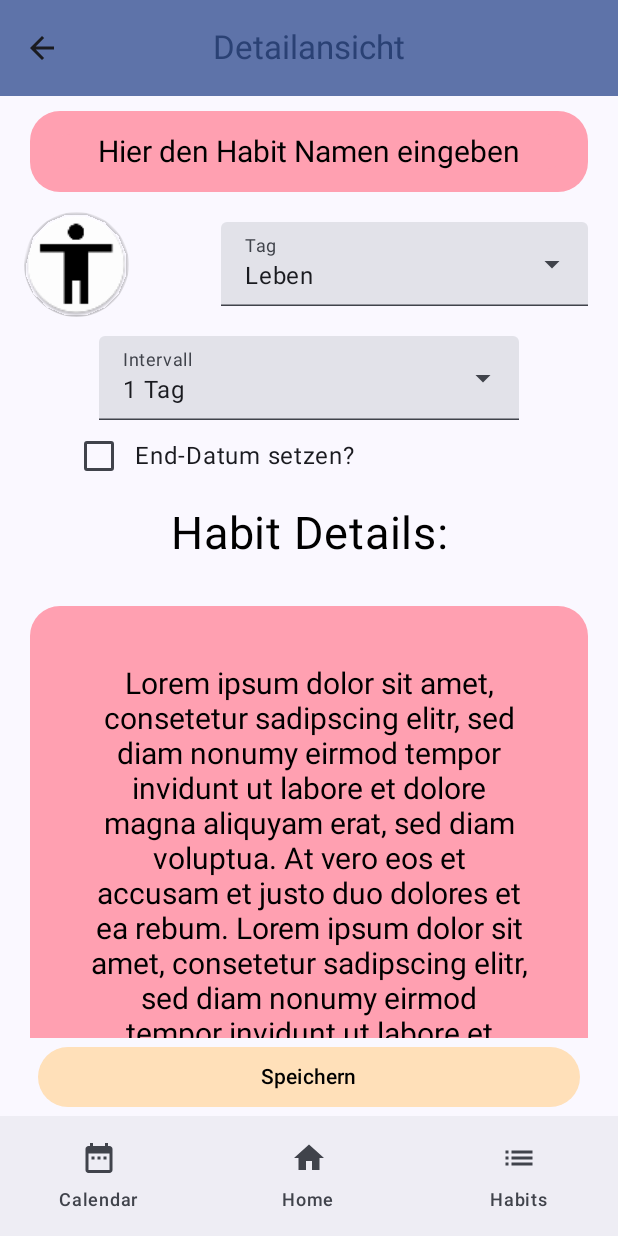
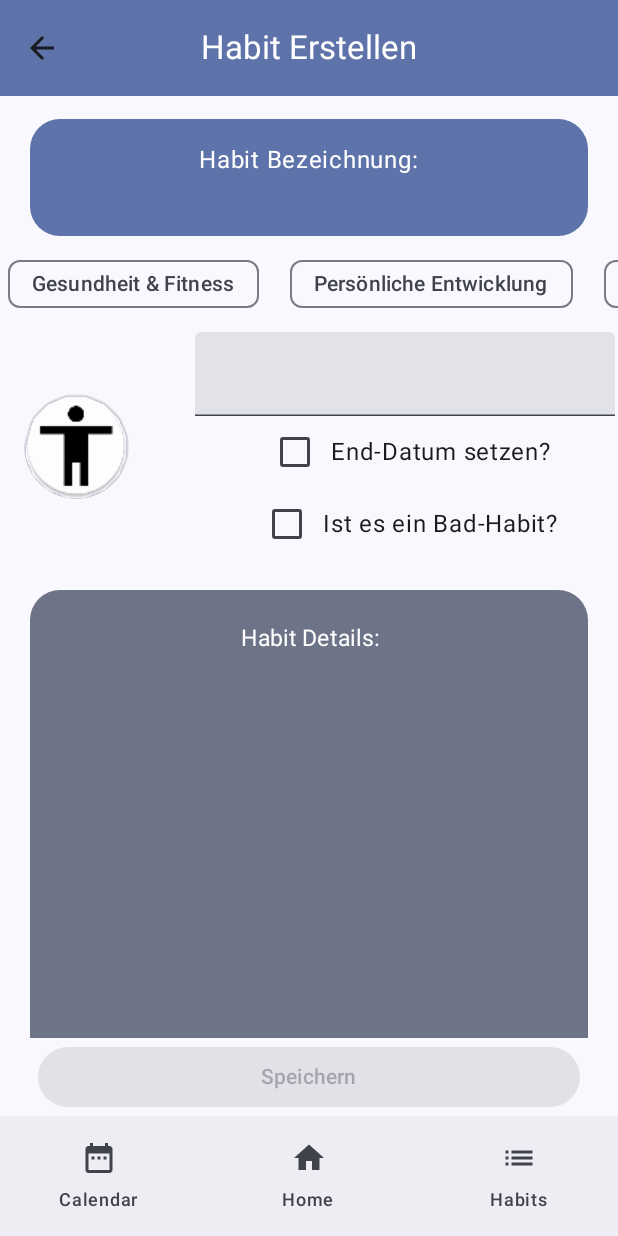
Before and after one commit to lasse-herzog/pyco-habits, an Android app built with Jetpack Compose: the CreateHabit screen opened through its navigation route, on a phone screen of 412 x 824 dp. Run offline under Robolectric (Android 15) with nearby library versions, the phone set to English and light mode, and no system bars; our stand-ins replace Dagger/Hilt's generated code, Room's generated code.

Commit message:
added submit habit function

```diff
--- a/app/src/main/java/com/example/pyco/data/repositories/HabitBlueprintsRepositoryImpl.kt
+++ b/app/src/main/java/com/example/pyco/data/repositories/HabitBlueprintsRepositoryImpl.kt
@@ -29,18 +29,18 @@ class HabitBlueprintsRepositoryImpl @Inject constructor(
             description = description,
             badHabit = isBadHabit
         )
-        val habitBlueprintId = habitBlueprintDataSource.upsert(habitBlueprint)
+        val habitBlueprintId = habitBlueprintDataSource.upsert(habitBlueprint).toInt()
 
         for (id in categories.map { it.categoryId }) {
             habitBlueprintDataSource.upsert(
                 HabitBlueprintCategoryCrossRef(
-                    habitBlueprintId.toInt(),
+                    habitBlueprintId,
                     id
                 )
             )
         }
 
-        return habitBlueprint
+        return habitBlueprint.copy(habitBlueprintId = habitBlueprintId)
     }
     override suspend fun getHabitBlueprints(): List<HabitBlueprintWithCategories> {
         return habitBlueprintDataSource.getHabitBlueprintWithCategories()
--- a/app/src/main/java/com/example/pyco/viewmodels/CreateHabitViewModel.kt
+++ b/app/src/main/java/com/example/pyco/viewmodels/CreateHabitViewModel.kt
@@ -2,24 +2,59 @@ package com.example.pyco.viewmodels
 
 import androidx.lifecycle.ViewModel
 import androidx.lifecycle.viewModelScope
+import com.example.pyco.data.CategoryChipAndState
 import com.example.pyco.data.entities.Category
+import com.example.pyco.data.repositories.CategoriesRepository
 import com.example.pyco.data.repositories.HabitBlueprintsRepository
 import com.example.pyco.data.repositories.HabitsRepository
 import dagger.hilt.android.lifecycle.HiltViewModel
+import kotlinx.coroutines.flow.MutableStateFlow
+import kotlinx.coroutines.flow.StateFlow
+import kotlinx.coroutines.flow.update
 import kotlinx.coroutines.launch
 import javax.inject.Inject
 
+data class CreateHabitsUIState(
+    val categories: MutableList<CategoryChipAndState> =  mutableListOf(),
+    val isLoading: Boolean = false
+)
 
 @HiltViewModel
 class CreateHabitViewModel @Inject constructor (
     private val habitsRepository: HabitsRepository,
-    private val habitsBlueprintsRepository: HabitBlueprintsRepository
+    private val habitsBlueprintsRepository: HabitBlueprintsRepository,
+    private val categoriesRepository: CategoriesRepository
 ): ViewModel() {
-    suspend fun submitData(name: String, categories: List<Category>, description: String /*TODO: Bad habit mit übergeben und Intervall übergeben*/) {
+
+    private val _uiState = MutableStateFlow(CreateHabitsUIState(isLoading = true))
+    val uiState: StateFlow<CreateHabitsUIState> = _uiState
+
+    val categories: MutableList<CategoryChipAndState>
+        get() = _uiState.value.categories
+
+    init {
+        getCategories()
+    }
+
+    fun submitData(name: String, categories: List<Category>, description: String, isBadHabit: Boolean, interval: Int /*TODO: Bad habit mit übergeben und Intervall übergeben*/) {
         viewModelScope.launch {
-            val habitBlueprint = habitsBlueprintsRepository.createHabitBlueprint(name, description, categories, isBadHabit = false)
-            val habitId = habitsRepository.createHabit(habitBlueprint, 42)
+            val habitBlueprint = habitsBlueprintsRepository.createHabitBlueprint(name, description, categories, isBadHabit)
+            val habitId = habitsRepository.createHabit(habitBlueprint, interval)
             habitsRepository.createHabitDate(habitId)
         }
     }
+
+    private fun getCategories(){
+        viewModelScope.launch {
+            _uiState.update { currentState ->
+                currentState.copy(
+                    categories = categoriesRepository.getCategoriesForChips()
+                )
+            }
+        }
+    }
+
+    fun categoryClicked(category: CategoryChipAndState, selected: Boolean){
+        categories.find { it.category == category.category }?.selected = selected
+    }
 }
--- a/app/src/main/java/com/example/pyco/views/CreateHabit.kt
+++ b/app/src/main/java/com/example/pyco/views/CreateHabit.kt
@@ -1,6 +1,7 @@
 package com.example.pyco.views
 
 import android.app.DatePickerDialog
+import android.widget.Toast
 import androidx.compose.foundation.Image
 import androidx.compose.foundation.background
 import androidx.compose.foundation.layout.Arrangement
@@ -8,35 +9,40 @@ import androidx.compose.foundation.layout.Box
 import androidx.compose.foundation.layout.Column
 import androidx.compose.foundation.layout.Row
 import androidx.compose.foundation.layout.Spacer
+import androidx.compose.foundation.layout.defaultMinSize
 import androidx.compose.foundation.layout.fillMaxHeight
 import androidx.compose.foundation.layout.fillMaxWidth
 import androidx.compose.foundation.layout.padding
 import androidx.compose.foundation.layout.size
 import androidx.compose.foundation.layout.width
+import androidx.compose.foundation.layout.wrapContentHeight
+import androidx.compose.foundation.lazy.LazyRow
+import androidx.compose.foundation.lazy.items
 import androidx.compose.foundation.rememberScrollState
 import androidx.compose.foundation.shape.CircleShape
 import androidx.compose.foundation.shape.RoundedCornerShape
 import androidx.compose.foundation.text.BasicTextField
+import androidx.compose.foundation.text.KeyboardOptions
 import androidx.compose.foundation.verticalScroll
 import androidx.compose.material.icons.Icons
 import androidx.compose.material.icons.automirrored.filled.ArrowBack
+import androidx.compose.material.icons.filled.Check
 import androidx.compose.material3.Button
 import androidx.compose.material3.ButtonDefaults
 import androidx.compose.material3.CenterAlignedTopAppBar
 import androidx.compose.material3.Checkbox
-import androidx.compose.material3.DropdownMenuItem
 import androidx.compose.material3.ExperimentalMaterial3Api
-import androidx.compose.material3.ExposedDropdownMenuBox
-import androidx.compose.material3.ExposedDropdownMenuDefaults
+import androidx.compose.material3.FilterChip
+import androidx.compose.material3.FilterChipDefaults
 import androidx.compose.material3.Icon
 import androidx.compose.material3.IconButton
 import androidx.compose.material3.MaterialTheme
 import androidx.compose.material3.Scaffold
-import androidx.compose.material3.Surface
 import androidx.compose.material3.Text
 import androidx.compose.material3.TextField
 import androidx.compose.material3.TopAppBarDefaults
 import androidx.compose.runtime.Composable
+import androidx.compose.runtime.collectAsState
 import androidx.compose.runtime.getValue
 import androidx.compose.runtime.mutableIntStateOf
 import androidx.compose.runtime.mutableStateOf
@@ -46,20 +52,22 @@ import androidx.compose.ui.Alignment
 import androidx.compose.ui.Modifier
 import androidx.compose.ui.draw.clip
 import androidx.compose.ui.draw.shadow
-import androidx.compose.ui.graphics.Color
 import androidx.compose.ui.platform.LocalContext
 import androidx.compose.ui.res.painterResource
 import androidx.compose.ui.text.TextStyle
+import androidx.compose.ui.text.input.KeyboardType
 import androidx.compose.ui.text.style.TextAlign
 import androidx.compose.ui.text.style.TextOverflow
-import androidx.compose.ui.tooling.preview.Preview
 import androidx.compose.ui.unit.dp
 import androidx.compose.ui.unit.sp
 import androidx.hilt.navigation.compose.hiltViewModel
 import com.example.pyco.R
+import com.example.pyco.data.CategoryChipAndState
+import com.example.pyco.data.entities.Category
 import com.example.pyco.viewmodels.CreateHabitViewModel
-import com.example.pyco.views.ui.theme.PycoTheme
 import java.util.Calendar
+
+private var selectedCategories: List<Category> = listOf()
 
 @Composable
 fun CreateHabitScreen(viewModel: CreateHabitViewModel = hiltViewModel(), onNavigateUp: () -> Unit) {
@@ -68,37 +76,32 @@ fun CreateHabitScreen(viewModel: CreateHabitViewModel = hiltViewModel(), onNavig
 
 @OptIn(ExperimentalMaterial3Api::class)
 @Composable
-fun CreateHabit(/*viewModel: CreateHabitViewModel = hiltViewModel(), */onNavigateUp: () -> Unit) {
+fun CreateHabit(viewModel: CreateHabitViewModel = hiltViewModel(), onNavigateUp: () -> Unit) {
     // State variables for text fields and dropdown
-    var name by remember { mutableStateOf("Hier den Habit Namen eingeben") }
-    var descriptionText by remember {
-        mutableStateOf(
-            "Lorem ipsum dolor sit amet, consetetur sadipscing elitr, sed diam nonumy eirmod tempor invidunt ut labore et dolore magna aliquyam erat, sed diam voluptua. At vero eos et accusam et justo duo dolores et ea rebum. Lorem ipsum dolor sit amet, consetetur sadipscing elitr, sed diam nonumy eirmod tempor invidunt ut labore et dolore magna aliquyam erat, sed diam voluptua. At vero eos et accusam et justo duo dolores et ea rebum. Lorem ipsum dolor sit amet, consetetur sadipscing elitr, sed diam nonumy eirmod tempor invidunt ut labore et dolore magna aliquyam erat, sed diam voluptua. At vero eos et accusam et justo duo dolores et ea rebum.Lorem ipsum dolor sit amet, consetetur sadipscing elitr, sed diam nonumy eirmod tempor invidunt ut labore et dolore magna aliquyam erat, sed diam voluptua. At vero eos et accusam et justo duo dolores et ea rebum. Lorem ipsum dolor sit amet, consetetur sadipscing elitr, sed diam nonumy eirmod tempor invidunt ut labore et dolore magna aliquyam erat, sed diam voluptua."
-        )
-    }
-    var expanded by remember { mutableStateOf(false) }
+    var name by remember { mutableStateOf("") }
+    var interval by remember { mutableStateOf("") }
+    var descriptionText by remember { mutableStateOf("") }
     var expandIntervall by remember { mutableStateOf(false) }
-    val items = listOf("Leben", "Ernährung", "Test1", "Test2") // Add your tags here
+    val categories = viewModel.uiState.collectAsState().value.categories
     val intervals = listOf("1 Tag", "alle 2 Tage", "Alle 3 Tage", "Test2") // Add your tags here
-    var selectedIndex by remember { mutableIntStateOf(0) }
     var selectedIndexIntervall by remember { mutableIntStateOf(0) }
     val context = LocalContext.current
     var showDialog by remember { mutableStateOf(false) }
     var datum by remember { mutableStateOf("") }
     var checkBoxStatus by remember { mutableStateOf(false) }
-    val colorLightOrange = Color(0xFFFFE0B9)
-    val colorLightOrange2 = Color(0xFFFFA0B1)
+    var isBadHabit by remember { mutableStateOf(false) }
+    val pattern = remember { Regex("^(?:[1-9]|[12]\\d|30)\$\n") }
 
     Scaffold(
         topBar = {
             CenterAlignedTopAppBar(
                 colors = TopAppBarDefaults.topAppBarColors(
                     containerColor = MaterialTheme.colorScheme.primaryContainer,
-                    titleContentColor = MaterialTheme.colorScheme.primary,
+                    titleContentColor = MaterialTheme.colorScheme.onPrimaryContainer,
                 ),
                 title = {
                     Text(
-                        "Detailansicht",
+                        "Habit Erstellen",
                         maxLines = 1,
                         overflow = TextOverflow.Ellipsis
                     )
@@ -118,11 +121,11 @@ fun CreateHabit(/*viewModel: CreateHabitViewModel = hiltViewModel(), */onNavigat
                 .padding(innerPadding),
             verticalArrangement = Arrangement.SpaceBetween
         ) {
-            Column(Modifier.padding(top = 10.dp, start = 20.dp, end = 20.dp)) {
+            Column(Modifier.padding(top = 15.dp, start = 20.dp, end = 20.dp)) {
                 Box(
                     modifier = Modifier
                         .background(
-                            color = colorLightOrange2,
+                            color = MaterialTheme.colorScheme.primaryContainer,
                             shape = RoundedCornerShape(20.dp)
                         )
                         .padding(10.dp)
@@ -132,18 +135,36 @@ fun CreateHabit(/*viewModel: CreateHabitViewModel = hiltViewModel(), */onNavigat
                         value = name,
                         textStyle = TextStyle.Default.copy(
                             fontSize = 20.sp,
-                            textAlign = TextAlign.Center
+                            textAlign = TextAlign.Center,
+                            color = MaterialTheme.colorScheme.onPrimaryContainer
                         ),
                         onValueChange = { name = it },
                         modifier = Modifier
                             .fillMaxWidth()
                             .padding(5.dp)
                             .background(
-                                colorLightOrange2,
+                                MaterialTheme.colorScheme.primaryContainer,
                                 shape = RoundedCornerShape(20.dp)
-                            ) // Change as needed for theming
+                            ),
+                        maxLines = 1,
+                        decorationBox = { innerTextField ->
+                            Column(
+                                horizontalAlignment = Alignment.CenterHorizontally,
+
+                                ) {
+                                Text(text = "Habit Bezeichnung:",
+                                    color = MaterialTheme.colorScheme.onPrimaryContainer)
+                                innerTextField()
+                            }
+                        }
                     )
                 }
+            }
+            Column(
+                verticalArrangement = Arrangement.spacedBy(8.dp),
+                horizontalAlignment = Alignment.CenterHorizontally
+            ) {
+                CategoryList(categories, viewModel)
             }
             Row(verticalAlignment = Alignment.CenterVertically) {
                 Column(
@@ -165,7 +186,25 @@ fun CreateHabit(/*viewModel: CreateHabitViewModel = hiltViewModel(), */onNavigat
 
                 Spacer(modifier = Modifier.width(25.dp))
 
-                Column {
+                Column(
+                    horizontalAlignment = Alignment.CenterHorizontally,
+                    modifier = Modifier.fillMaxWidth()
+                ) {
+                    Row {
+                        TextField(
+                            value = interval,
+                            onValueChange = {
+                                if (!it.matches(pattern)){
+                                    Toast.makeText(context, "Es dürfen nur ganze Zahlen von 1 bis 365 eingegeben werden!", Toast.LENGTH_SHORT).show()
+                                }
+                                if (it.isEmpty() || it.matches(pattern)) {
+                                    interval = it
+                                }
+                            },
+                            keyboardOptions = KeyboardOptions(keyboardType = KeyboardType.Number)
+                        )
+                    }
+                    /*Column {
                         ExposedDropdownMenuBox(
                             expanded = expanded,
                             onExpandedChange = {
@@ -202,56 +241,9 @@ fun CreateHabit(/*viewModel: CreateHabitViewModel = hiltViewModel(), */onNavigat
                                     )
                                 }
                             }
-                    }
+                        }*/
 
-                }
-            }
                     Row(verticalAlignment = Alignment.CenterVertically) {
-                Column(
-                    horizontalAlignment = Alignment.CenterHorizontally,
-                    modifier = Modifier.fillMaxWidth()
-                ) {
-                    ExposedDropdownMenuBox(
-                        expanded = expandIntervall,
-                        onExpandedChange = {
-                            expandIntervall = !expandIntervall
-                        },
-                        modifier = Modifier.padding(horizontal = 20.dp)
-                    ) {
-                        TextField(
-                            readOnly = true,
-                            value = intervals[selectedIndexIntervall],
-                            onValueChange = {},
-                            label = { Text("Intervall") },
-                            trailingIcon = {
-                                ExposedDropdownMenuDefaults.TrailingIcon(
-                                    expanded = expandIntervall
-                                )
-                            },
-                            colors = ExposedDropdownMenuDefaults.textFieldColors(),
-                            modifier = Modifier.menuAnchor()
-                        )
-                        ExposedDropdownMenu(
-                            expanded = expandIntervall,
-                            onDismissRequest = {
-                                expandIntervall = false
-                            }
-                        ) {
-                            intervals.forEachIndexed { index, selectionOption ->
-                                DropdownMenuItem(
-                                    text = { Text(selectionOption) },
-                                    onClick = {
-                                        selectedIndexIntervall = index
-                                        expandIntervall = false
-                                    }
-                                )
-                            }
-                        }
-                    }
-                }
-            }
-            Row(verticalAlignment = Alignment.CenterVertically) {
-                Spacer(modifier = Modifier.width(42.dp))
                         Column(
                             horizontalAlignment = Alignment.CenterHorizontally
                         ) {
@@ -289,22 +281,29 @@ fun CreateHabit(/*viewModel: CreateHabitViewModel = hiltViewModel(), */onNavigat
                                 datePickerDialog.show()
                             }
 
-                    if (datum.isNotEmpty()) {
+                            if (datum.isNotEmpty() && checkBoxStatus) {
                                 Text(text = "Ausgewähltes Datum: $datum")
                             }
-
+                        }
+                    }
+                    Row(verticalAlignment = Alignment.CenterVertically) {
+                        Column(
+                            horizontalAlignment = Alignment.CenterHorizontally
+                        ){
+                            Checkbox(
+                                checked = isBadHabit,
+                                onCheckedChange = { isChecked ->
+                                    isBadHabit = isChecked
+                                }
+                            )
+                        }
+                        Column {
+                            Text(text = "Ist es ein Bad-Habit?")
+                        }
+                    }
                 }
             }
 
-            Text(
-                "Habit Details:",
-                color = Color.Black,
-                fontSize = 30.sp,
-                textAlign = TextAlign.Center,
-                modifier = Modifier
-                    .padding(top = 10.dp, bottom = 10.dp)
-                    .fillMaxWidth()
-            )
             Column(
                 modifier = Modifier
                     .verticalScroll(rememberScrollState())
@@ -314,22 +313,34 @@ fun CreateHabit(/*viewModel: CreateHabitViewModel = hiltViewModel(), */onNavigat
                     Box(
                         modifier = Modifier
                             .background(
-                                color = colorLightOrange2,
+                                color = MaterialTheme.colorScheme.secondaryContainer,
                                 shape = RoundedCornerShape(20.dp)
                             )
                             .padding(10.dp)
-
+                            .defaultMinSize(minHeight = 300.dp)
                     ) {
+                        Text(
+                            "Habit Details:",
+                            fontSize = 15.sp,
+                            textAlign = TextAlign.Center,
+                            modifier = Modifier
+                                .padding(top = 10.dp, bottom = 10.dp)
+                                .fillMaxWidth(),
+                            color = MaterialTheme.colorScheme.onSecondaryContainer
+                        )
                         BasicTextField(
                             value = descriptionText,
                             textStyle = TextStyle.Default.copy(
                                 fontSize = 20.sp,
-                                textAlign = TextAlign.Center
+                                textAlign = TextAlign.Center,
+                                color = MaterialTheme.colorScheme.onSecondaryContainer
                             ),
                             onValueChange = { descriptionText = it },
                             modifier = Modifier
                                 .fillMaxWidth()
+                                .defaultMinSize(minHeight = 300.dp)
                                 .padding(30.dp)
+                                .wrapContentHeight(align = Alignment.CenterVertically)
                         )
                     }
                 }
@@ -338,15 +349,16 @@ fun CreateHabit(/*viewModel: CreateHabitViewModel = hiltViewModel(), */onNavigat
             // Button to submit the data
             Button(
                 onClick = {
-                    // Call the ViewModel's submit function with the current state values
-                    //viewModel.submitData(name, items[selectedIndex], descriptionText)
+                    viewModel.submitData(name, selectedCategories, descriptionText, isBadHabit, interval.toInt())
+                    onNavigateUp()
                 },
+                enabled = name.isNotEmpty(),
                 modifier = Modifier
                     .padding(vertical = 2.dp, horizontal = 25.dp)
                     .fillMaxWidth(),
                 colors = ButtonDefaults.buttonColors(
-                    containerColor = colorLightOrange,
-                    contentColor = Color.Black
+                    containerColor = MaterialTheme.colorScheme.primary,
+                    contentColor = MaterialTheme.colorScheme.onPrimary
                 )
             ) {
                 Text("Speichern")
@@ -355,7 +367,51 @@ fun CreateHabit(/*viewModel: CreateHabitViewModel = hiltViewModel(), */onNavigat
     }
 }
 
-@Preview
+@Composable
+fun CatChip(category: CategoryChipAndState, viewModel: CreateHabitViewModel) {
+    var selected by remember { mutableStateOf(category.selected) }
+
+    FilterChip(
+        selected = selected,
+        onClick = {
+            selected = !selected
+            if ((selectedCategories.isEmpty() || !selectedCategories.contains(category.category)) && selected){
+                selectedCategories = selectedCategories.plus(category.category)
+            }
+            if (selectedCategories.contains(category.category) && !selected){
+                selectedCategories = selectedCategories.minus(category.category)
+            }
+            viewModel.categoryClicked(category, selected)
+        },
+        label = { Text(category.category.name) },
+        modifier = Modifier.padding(horizontal = 5.dp),
+        leadingIcon = if (selected) {
+            {
+                Icon(
+                    imageVector = Icons.Filled.Check,
+                    contentDescription = "Check icon",
+                    modifier = Modifier.size(FilterChipDefaults.IconSize)
+                )
+            }
+        } else {
+            null
+        },
+    )
+}
+
+@Composable
+fun CategoryList(categories: List<CategoryChipAndState>, viewModel: CreateHabitViewModel) {
+    LazyRow(
+        modifier = Modifier.padding(vertical = 8.dp),
+        horizontalArrangement = Arrangement.spacedBy(10.dp)
+    ) {
+        items(categories) { cat ->
+            CatChip(cat, viewModel)
+        }
+    }
+}
+
+/*@Preview
 @Composable
 fun CreateHabitPreview() {
     PycoTheme {
@@ -365,4 +421,4 @@ fun CreateHabitPreview() {
             )
         }
     }
-}
+}*/
--- a/app/src/main/java/com/example/pyco/views/HabitItem.kt
+++ b/app/src/main/java/com/example/pyco/views/HabitItem.kt
@@ -45,15 +45,12 @@ import androidx.compose.ui.tooling.preview.Preview
 import androidx.compose.ui.unit.dp
 import androidx.compose.ui.unit.sp
 import androidx.hilt.navigation.compose.hiltViewModel
-import androidx.navigation.NavHostController
-import androidx.navigation.compose.rememberNavController
 import com.example.pyco.R
 import com.example.pyco.data.entities.Category
 import com.example.pyco.data.entities.Habit
 import com.example.pyco.data.entities.HabitAndHabitBlueprint
 import com.example.pyco.data.entities.HabitAndHabitBlueprintWithCategories
 import com.example.pyco.data.entities.HabitBlueprint
-import com.example.pyco.views.navigation.Screen
 import com.example.pyco.viewmodels.HabitsOverviewViewModel
 import com.example.pyco.views.ui.theme.PycoTheme
 import java.time.LocalDate
@@ -92,7 +89,7 @@ fun HabitItem(habit: HabitAndHabitBlueprintWithCategories, viewModel: HabitsOver
             verticalAlignment = Alignment.CenterVertically
         ){
             Image(
-                painter = painterResource(CategoryIcons.iconDictionary.getOrDefault(habit.categories.first().categoryId, R.mipmap.ic_habit_icon)),
+                painter = painterResource(CategoryIcons.iconDictionary.getOrDefault(habit.categories.firstOrNull()?.categoryId, R.mipmap.ic_habit_icon)),
                 contentDescription = "Placeholder icon",
                 modifier = Modifier
                     .size(50.dp)
```
Lines whose indentation alone changed are shown as unchanged.
